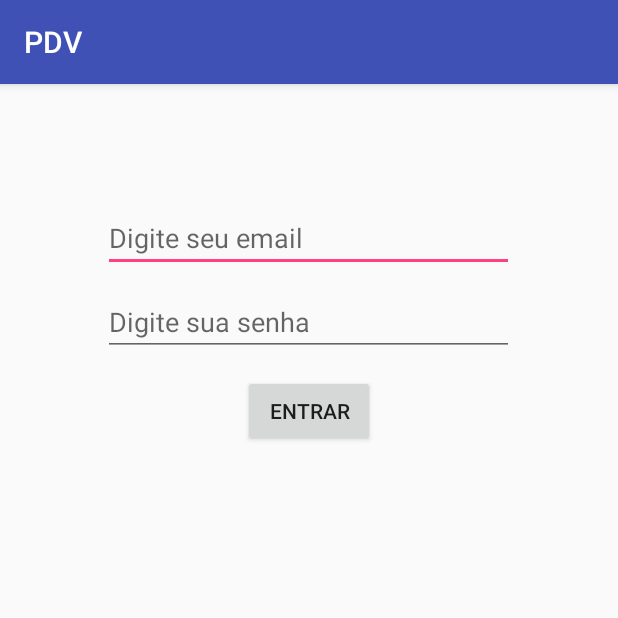
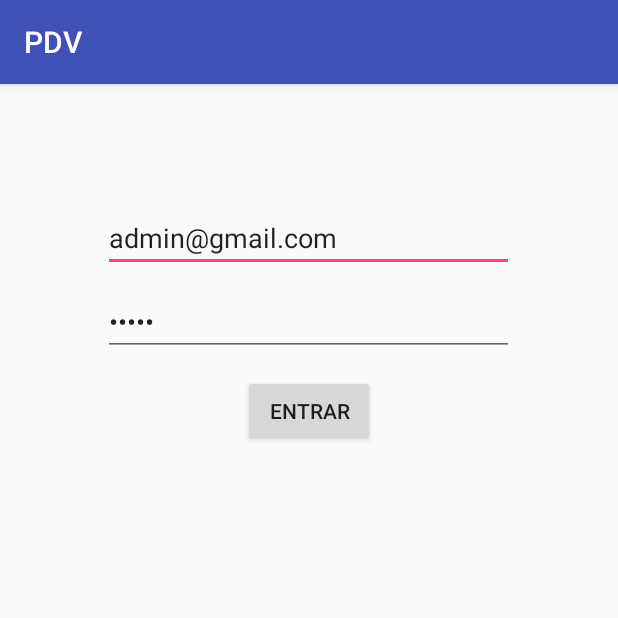
Before and after one commit to santieduardo/PDV-Android, an Android app: the screen it shows after launch (MainActivity), on a phone screen of 412 x 824 dp, the top half of it. Run offline under Robolectric (Android 15) with nearby library versions, the phone set to English and light mode, and no system bars.

```diff
--- a/app/src/main/java/eduardosanti/com/br/pdv/MainActivity.java
+++ b/app/src/main/java/eduardosanti/com/br/pdv/MainActivity.java
@@ -25,7 +25,11 @@ public class MainActivity extends AppCompatActivity {
         super.onCreate(savedInstanceState);
         setContentView(R.layout.activity_main);
 
+        this.bindView();
         this.setUpUsers();
+
+        this.emailEditText.setText("admin@gmail.com");
+        this.passwordEditText.setText("admin");
     }
 
     @Override
@@ -36,6 +40,11 @@ public class MainActivity extends AppCompatActivity {
         this.emailEditText.requestFocus();
     }
 
+    private void bindView() {
+        this.emailEditText = (EditText) findViewById(R.id.emailEditTextId);
+        this.passwordEditText = (EditText) findViewById(R.id.passwordEditTextId);
+    }
+
     private void setUpUsers() {
         if (this.users != null) {
             this.users.add(new User("admin@gmail.com", "admin"));
@@ -43,9 +52,6 @@ public class MainActivity extends AppCompatActivity {
     }
 
     public void loginPressed(View view) {
-        this.emailEditText = (EditText) findViewById(R.id.emailEditTextId);
-        this.passwordEditText = (EditText) findViewById(R.id.passwordEditTextId);
-
         String email = emailEditText.getText().toString();
         String password = passwordEditText.getText().toString();
 
```
Also changed, not shown: app/src/main/java/eduardosanti/com/br/pdv/SellsActivity.java (+15 -0 lines), app/src/main/res/layout/activity_sells.xml (+18 -0 lines).
